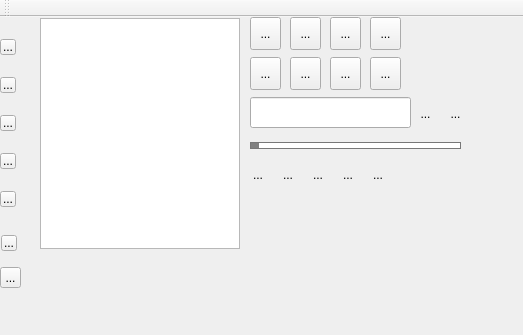
Above: mainwindow.ui from milohr/babe-qt before the change. Below: the same form after it.
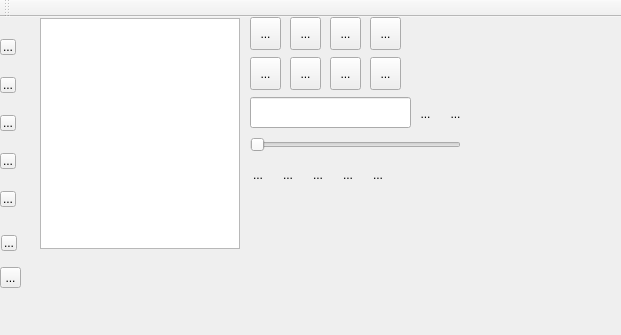
That is the form after the change. Icons and pictures are not drawn.

Patch:
```diff
--- a/mainwindow.ui
+++ b/mainwindow.ui
@@ -6,7 +6,7 @@
    <rect>
     <x>0</x>
     <y>0</y>
-    <width>523</width>
+    <width>621</width>
     <height>335</height>
    </rect>
   </property>
@@ -228,65 +228,10 @@
      </rect>
     </property>
     <property name="styleSheet">
-     <string notr="true">
-QSlider
-{
-background:transparent;
-}
-QSlider::groove:horizontal {
-border: 1px solid #bbb;
-background: white;
-height: 5px;
-border-radius: 4px;
-}
-
-QSlider::sub-page:horizontal {
-background: #575757;
-
-border: 1px solid #777;
-height: 5px;
-border-radius: 4px;
-}
-
-QSlider::add-page:horizontal {
-background: #fff;
-border: 1px solid #777;
-height: 5px;
-border-radius: 4px;
-}
-
-QSlider::handle:horizontal {
-background: gray;
-
-width: 8px;
-
-}
-
-QSlider::handle:horizontal:hover {
-background: qlineargradient(x1:0, y1:0, x2:1, y2:1,
-    stop:0 #fff, stop:1 #ddd);
-border: 1px solid #444;
-border-radius: 4px;
-}
-
-QSlider::sub-page:horizontal:disabled {
-background: #bbb;
-border-color: #999;
-}
-
-QSlider::add-page:horizontal:disabled {
-background: #eee;
-border-color: #999;
-}
-
-QSlider::handle:horizontal:disabled {
-background: #eee;
-border: 1px solid #aaa;
-border-radius: 4px;
-}</string>
+     <string notr="true"/>
     </property>
     <property name="maximum">
-     <number>1000</number>
+     <number>1005</number>
     </property>
     <property name="orientation">
      <enum>Qt::Horizontal</enum>
```
